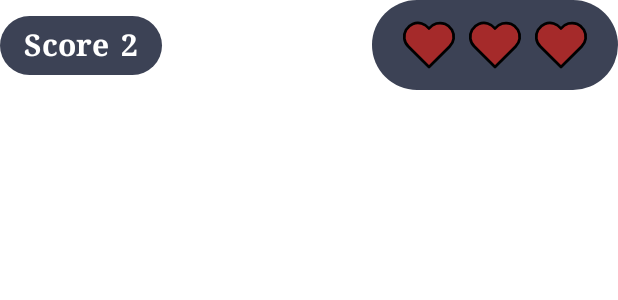
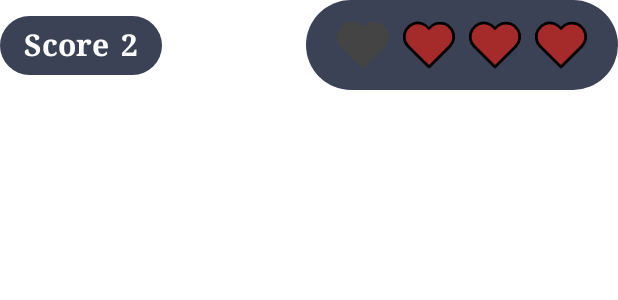
Before and after one commit to JosenRomero/MultiplesOfThree, an Android app built with Jetpack Compose: the @Preview function HUDPreview, on a phone screen of 412 x 824 dp. Shown: the top 300 px of the screen. Run offline under Robolectric (Android 15) with nearby library versions, the phone set to English and light mode, and no system bars.

Commit message:
add shadow to the heart icon

```diff
--- a/app/src/main/java/com/josenromero/multiplesofthree/ui/main/components/HUD.kt
+++ b/app/src/main/java/com/josenromero/multiplesofthree/ui/main/components/HUD.kt
@@ -8,6 +8,7 @@ import androidx.compose.animation.core.tween
 import androidx.compose.foundation.Image
 import androidx.compose.foundation.background
 import androidx.compose.foundation.layout.Arrangement
+import androidx.compose.foundation.layout.Box
 import androidx.compose.foundation.layout.Column
 import androidx.compose.foundation.layout.Row
 import androidx.compose.foundation.layout.fillMaxWidth
@@ -16,6 +17,7 @@ import androidx.compose.foundation.layout.padding
 import androidx.compose.foundation.layout.size
 import androidx.compose.foundation.lazy.LazyRow
 import androidx.compose.foundation.shape.RoundedCornerShape
+import androidx.compose.material3.Icon
 import androidx.compose.material3.MaterialTheme
 import androidx.compose.runtime.Composable
 import androidx.compose.runtime.getValue
@@ -25,12 +27,14 @@ import androidx.compose.runtime.setValue
 import androidx.compose.ui.Alignment
 import androidx.compose.ui.Modifier
 import androidx.compose.ui.draw.alpha
+import androidx.compose.ui.graphics.Color
 import androidx.compose.ui.res.painterResource
 import androidx.compose.ui.tooling.preview.Preview
 import androidx.compose.ui.unit.dp
 import com.josenromero.multiplesofthree.R
 import com.josenromero.multiplesofthree.data.GameMode
 import com.josenromero.multiplesofthree.ui.theme.MultiplesOfThreeTheme
+import com.josenromero.multiplesofthree.utils.Constants
 import com.josenromero.multiplesofthree.utils.getNumbersOfHearts
 
 @Composable
@@ -68,8 +72,8 @@ fun HUD(
                 horizontalArrangement = Arrangement.End,
                 reverseLayout = true
             ) {
-                items(numberOfHearts) {heartId ->
-                    Heart(hearts, heartId)
+                items(Constants.NUMBER_OF_HEARTS_TOTALS) {heartId ->
+                    Heart(hearts, heartId, numberOfHearts)
                 }
             }
         }
@@ -81,7 +85,8 @@ fun HUD(
 @Composable
 fun Heart(
     hearts: Int,
-    heartId: Int
+    heartId: Int,
+    numberOfHearts: Int
 ) {
 
     var isAnimated by remember { mutableStateOf(false) }
@@ -98,14 +103,24 @@ fun Heart(
         label = "offsetY animation for heart: $heartId"
     )
 
+    val isHeart = (heartId+1) <= numberOfHearts
+
     val removeHeart: Boolean = (heartId+1) > hearts // the first heartId is 0
 
-    if (!isAnimated && removeHeart) {
+    if (!isAnimated && removeHeart && isHeart) {
         isAnimated = true
     }
 
     val iconId: Int = if (!removeHeart) R.drawable.heart else R.drawable.heart_broken
 
+    Box {
+        Icon(
+            painter = painterResource(id = R.drawable.heart),
+            contentDescription = "dark heart icon",
+            modifier = Modifier.size(44.dp),
+            tint = Color.DarkGray
+        )
+        if (isHeart) {
             Image(
                 painter = painterResource(id = iconId),
                 contentDescription = "heart icon",
@@ -114,6 +129,8 @@ fun Heart(
                     .size(44.dp)
                     .alpha(alpha)
             )
+        }
+    }
 
 }
 
--- a/app/src/main/java/com/josenromero/multiplesofthree/ui/main/views/PlayScreen.kt
+++ b/app/src/main/java/com/josenromero/multiplesofthree/ui/main/views/PlayScreen.kt
@@ -141,7 +141,7 @@ fun PlayScreen(
                     modifier = Modifier
                         .onGloballyPositioned { layoutCoordinates ->
                             val pos = layoutCoordinates.positionInRoot()
-                            val width = layoutCoordinates.size.width
+                            val width = layoutCoordinates.size.width / 2
                             val height = layoutCoordinates.size.height
                             scoreCoordinates = Offset(x = pos.x + width, y = pos.y - height)
                         },
--- a/app/src/main/java/com/josenromero/multiplesofthree/utils/Constants.kt
+++ b/app/src/main/java/com/josenromero/multiplesofthree/utils/Constants.kt
@@ -13,6 +13,7 @@ object Constants {
     const val AVAILABLE_CELLS = 4
     const val BOARD_SIZE = 3
     val CELL_SIZE = 100.dp
+    const val NUMBER_OF_HEARTS_TOTALS = 4
     const val PLAYER_TABLE = "player_table"
     const val PREFERENCES_TABLE = "preferences_table"
     const val PLAYER_DATABASE = "player_database"
```
Lines whose indentation alone changed are shown as unchanged.
